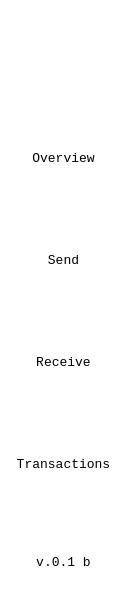
Qt form src/qt/forms/mainmenupanel.ui (bitcoin-atom/bitcoin-atom) before a commit.
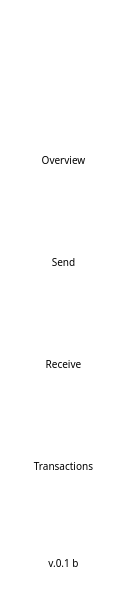
The same form after that commit. Icons and pictures are not drawn.

```diff
--- a/src/qt/forms/mainmenupanel.ui
+++ b/src/qt/forms/mainmenupanel.ui
@@ -653,15 +653,22 @@
            </property>
            <property name="font">
             <font>
-             <family>Liberation Mono</family>
-             <pointsize>10</pointsize>
+             <family>Roboto Mono</family>
+             <pointsize>-1</pointsize>
+             <weight>37</weight>
+             <bold>false</bold>
             </font>
            </property>
            <property name="styleSheet">
-            <string notr="true">QToolButton#btnOverview { 
+            <string notr="true">QToolButton {
+	font-family: &quot;Roboto Mono&quot;;
+	font-size: 10px;
+	font-weight: 300;
+}
+QToolButton#btnOverview { 
     background-color: #ffffff;
 	border: none;
-	padding-top: 14px;
+	padding-top: 17px;
 }
 QToolButton#btnOverview:checked { 
     background-color: #e8e8e8;
@@ -730,15 +737,22 @@
            </property>
            <property name="font">
             <font>
-             <family>Liberation Mono</family>
-             <pointsize>10</pointsize>
+             <family>Roboto Mono</family>
+             <pointsize>-1</pointsize>
+             <weight>37</weight>
+             <bold>false</bold>
             </font>
            </property>
            <property name="styleSheet">
-            <string notr="true">QToolButton#btnSend { 
+            <string notr="true">QToolButton {
+	font-family: &quot;Roboto Mono&quot;;
+	font-size: 10px;
+	font-weight: 300;
+}
+QToolButton#btnSend { 
     background-color: #ffffff;
 	border: none;
-	padding-top: 14px;
+	padding-top: 17px;
 }
 QToolButton#btnSend:checked { 
     background-color: #e8e8e8;
@@ -804,15 +818,22 @@
            </property>
            <property name="font">
             <font>
-             <family>Liberation Mono</family>
-             <pointsize>10</pointsize>
+             <family>Roboto Mono</family>
+             <pointsize>-1</pointsize>
+             <weight>37</weight>
+             <bold>false</bold>
             </font>
            </property>
            <property name="styleSheet">
-            <string notr="true">QToolButton#btnReceive { 
+            <string notr="true">QToolButton {
+	font-family: &quot;Roboto Mono&quot;;
+	font-size: 10px;
+	font-weight: 300;
+}
+QToolButton#btnReceive { 
     background-color: #ffffff;
 	border: none;
-	padding-top: 14px;
+	padding-top: 17px;
 }
 QToolButton#btnReceive:checked { 
     background-color: #e8e8e8;
@@ -886,15 +907,22 @@
            </property>
            <property name="font">
             <font>
-             <family>Liberation Mono</family>
-             <pointsize>10</pointsize>
+             <family>Roboto Mono</family>
+             <pointsize>-1</pointsize>
+             <weight>37</weight>
+             <bold>false</bold>
             </font>
            </property>
            <property name="styleSheet">
-            <string notr="true">QToolButton#btnTransactions { 
+            <string notr="true">QToolButton {
+	font-family: &quot;Roboto Mono&quot;;
+	font-size: 10px;
+	font-weight: 300;
+}
+QToolButton#btnTransactions { 
     background-color: #ffffff;
 	border: none;
-	padding-top: 14px;
+	padding-top: 17px;
 }
 QToolButton#btnTransactions:checked { 
     background-color: #e8e8e8;
@@ -1048,10 +1076,17 @@
            </property>
            <property name="font">
             <font>
-             <family>Liberation Mono</family>
-             <pointsize>10</pointsize>
+             <family>Roboto Mono</family>
+             <pointsize>-1</pointsize>
+             <weight>37</weight>
+             <bold>false</bold>
             </font>
            </property>
+           <property name="styleSheet">
+            <string notr="true">	font-family: &quot;Roboto Mono&quot;;
+	font-size: 10px;
+	font-weight: 300;</string>
+           </property>
            <property name="text">
             <string>v.0.1 b</string>
            </property>
```
